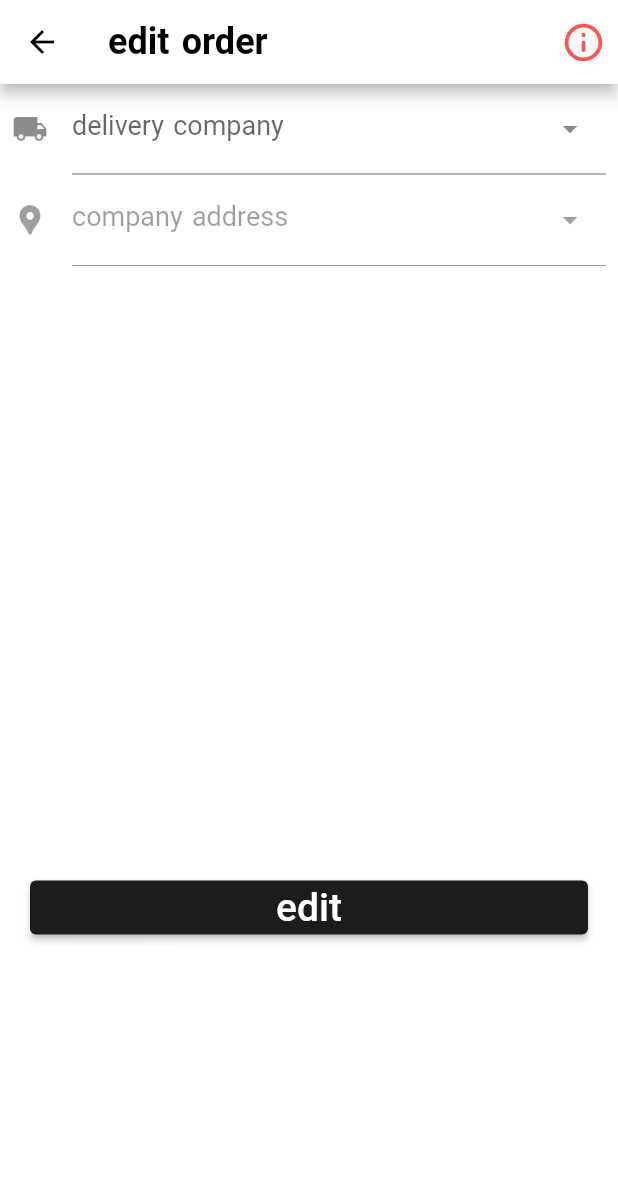
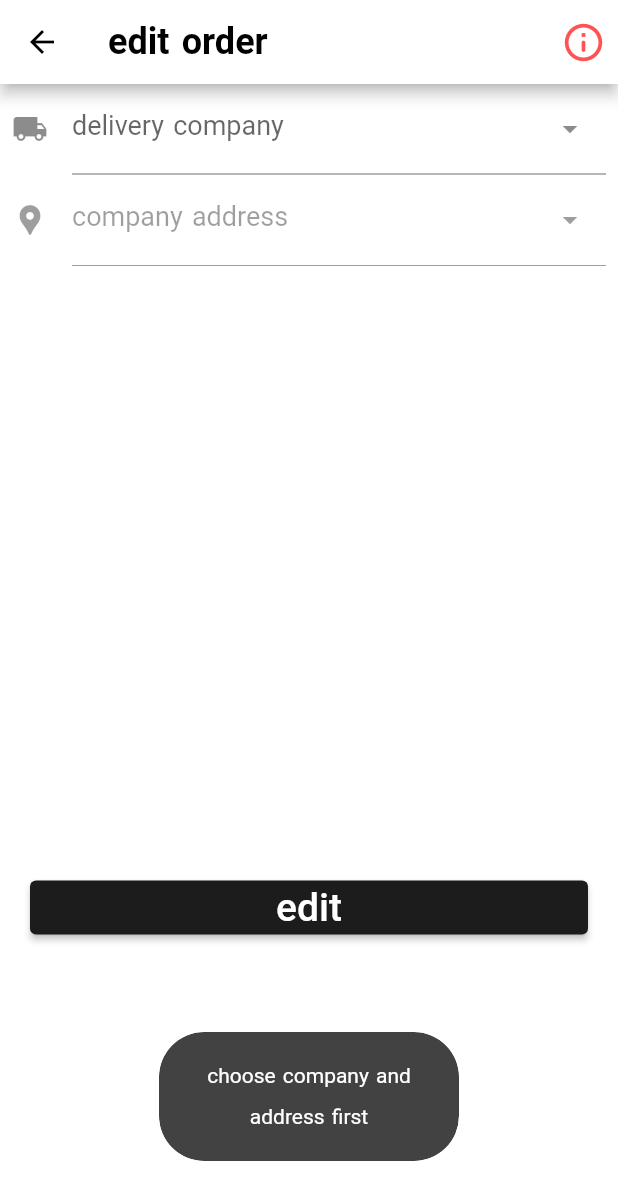
Before and after one commit to abd-Mohsen/Click2Buy, a Flutter app: the EditOrderView screen opened directly with empty values, after a tap on "edit", on a phone screen of 412 x 824 dp. Shown: the top 1200 px of the screen. Run offline on Flutter 3.47's test engine with Material 2 defaults, Android fonts, the phone set to English and light mode, and no system bars; drawn by our look-alikes of dropdown_search; our stand-ins replace cached_network_image, carousel_slider, curved_navigation_bar, flutter_local_notifications, flutter_rating_bar, flutter_spinkit and 5 more; missing offline and left inert: pusher_client, simple_speed_dial; accounts and stored records are empty; network calls fail.

Commit message:
fixed edit order

```diff
--- a/lib/components/order_card.dart
+++ b/lib/components/order_card.dart
@@ -81,7 +81,7 @@ class OrderCard extends StatelessWidget {
             padding: const EdgeInsets.symmetric(horizontal: 40.0),
             child: ElevatedButton(
               onPressed: () {
-                Get.to(() => EditOrderView(order: order));
+                Get.off(() => EditOrderView(order: order));
               },
               child: Padding(
                 padding: const EdgeInsets.all(4.0),
--- a/lib/controllers/edit_order_controller.dart
+++ b/lib/controllers/edit_order_controller.dart
@@ -1,4 +1,5 @@
 import 'package:get/get.dart';
+import 'package:get_storage/get_storage.dart';
 import 'package:test1/models/order_model.dart';
 
 import '../models/address_model.dart';
@@ -7,6 +8,8 @@ import '../models/variant_model2.dart';
 import '../services/remote_services.dart';
 
 class EditOrderController extends GetxController {
+  final GetStorage _getStorage = GetStorage();
+
   @override
   void onInit() {
     super.onInit();
@@ -43,8 +46,8 @@ class EditOrderController extends GetxController {
   List<AddressModel> get addresses => _addresses;
 
   late CompanyModel _selectedCompany;
-  late AddressModel _selectedAddress;
-  AddressModel get selectedAddress => _selectedAddress;
+  late AddressModel? _selectedAddress;
+  AddressModel? get selectedAddress => _selectedAddress;
 
   bool enabled = false;
   bool selected = false;
@@ -129,7 +132,12 @@ class EditOrderController extends GetxController {
 
   Future<void> editOrder() async {
     try {
-      //
+      int? temp;
+      if (_selectedAddress != null) temp = _selectedAddress!.id;
+      print(temp);
+      print(deleted);
+      print(order.id);
+      await RemoteServices.editOrder(_getStorage.read("token"), order.id, temp, deleted);
     } catch (e) {
       //
     } finally {
--- a/lib/main.dart
+++ b/lib/main.dart
@@ -22,12 +22,10 @@ void main() async {
 }
 
 ///some self notes
-//todo: fix display and text factor
+//todo: pagination
 //todo: localize all text
 
 //todo: about/contact us in settings
-//todo: category sub pages
-//todo: search n filter
 //todo: for all network pics add a default image if its null
 
 //less important
--- a/lib/models/address_model.dart
+++ b/lib/models/address_model.dart
@@ -7,7 +7,7 @@ String addressModelToJson(List<AddressModel> data) => json.encode(List<dynamic>.
 
 class AddressModel {
   final int id;
-  final List<String> address;
+  final List<String> address; //todo: fix address model
 
   AddressModel({
     required this.id,
--- a/lib/views/edit_order_view.dart
+++ b/lib/views/edit_order_view.dart
@@ -168,7 +168,22 @@ class EditOrderView extends StatelessWidget {
               Padding(
                 padding: const EdgeInsets.symmetric(vertical: 4, horizontal: 20),
                 child: ElevatedButton(
-                  onPressed: () {},
+                  onPressed: () {
+                    con.selected
+                        ? con.editOrder()
+                        : Get.showSnackbar(GetSnackBar(
+                            messageText: Text(
+                              "choose company and address first".tr,
+                              textAlign: TextAlign.center,
+                              style: kTextStyle14.copyWith(color: Colors.white),
+                            ),
+                            backgroundColor: Colors.grey.shade800,
+                            duration: const Duration(milliseconds: 1500),
+                            borderRadius: 30,
+                            maxWidth: 200,
+                            margin: const EdgeInsets.only(bottom: 50),
+                          ));
+                  },
                   child: con.isLoading
                       ? Center(
                           child: SpinKitSpinningLines(
```
Also changed, not shown: lib/services/remote_services.dart (+10 -10 lines).
